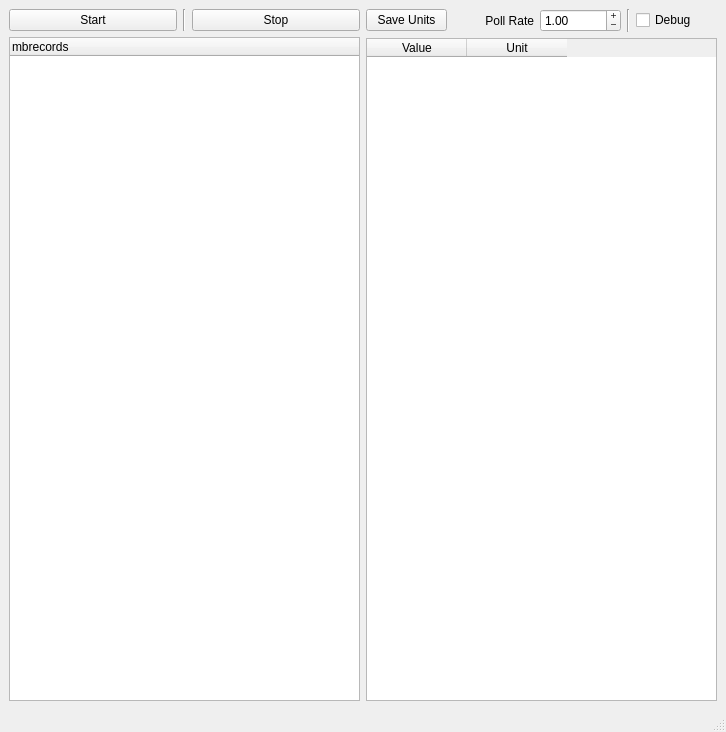
The window that qt Designer files/guidesign_5.ui (adliang/codegen) describes before a commit, drawn with Qt 5.
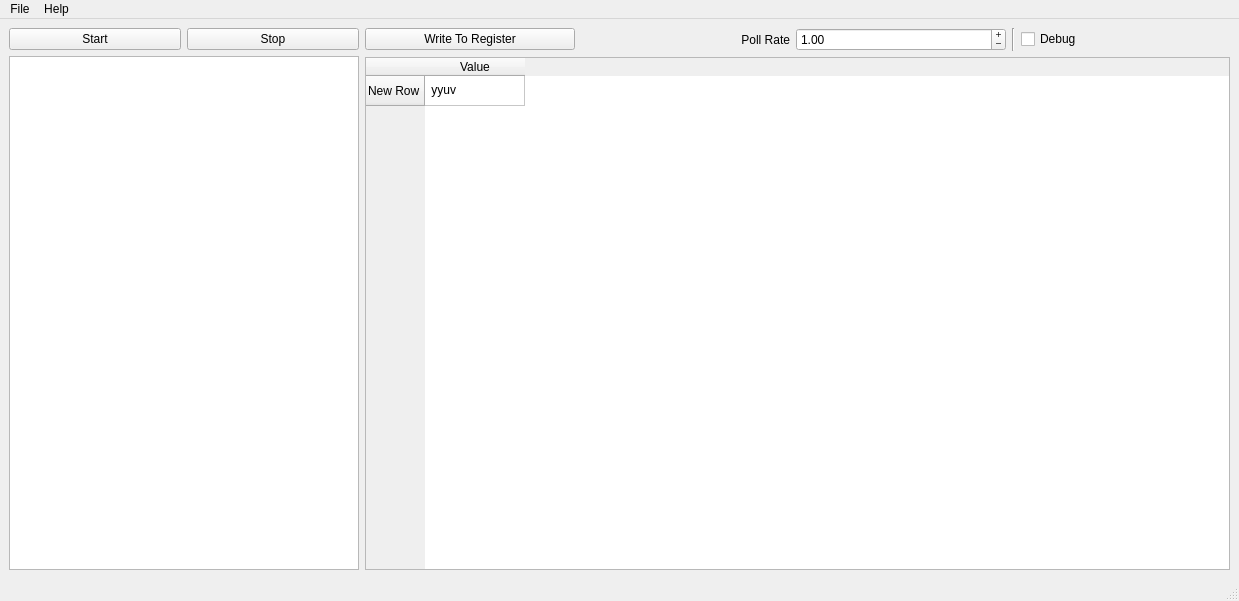
The same window after the commit. Icons and pictures are not drawn.

What changed in the file:
```diff
--- a/qt Designer files/guidesign_5.ui
+++ b/qt Designer files/guidesign_5.ui
@@ -6,8 +6,8 @@
    <rect>
     <x>0</x>
     <y>0</y>
-    <width>726</width>
-    <height>732</height>
+    <width>1239</width>
+    <height>601</height>
    </rect>
   </property>
   <property name="windowTitle">
@@ -30,13 +30,6 @@
           </property>
          </widget>
         </item>
-        <item>
-         <widget class="Line" name="line_3">
-          <property name="orientation">
-           <enum>Qt::Vertical</enum>
-          </property>
-         </widget>
-        </item>
         <item>
          <widget class="QPushButton" name="btnStop">
           <property name="text">
@@ -48,11 +41,30 @@
       </item>
       <item>
        <widget class="QTreeWidget" name="treeWidget">
-        <column>
-         <property name="text">
-          <string>mbrecords</string>
-         </property>
-        </column>
+        <property name="maximumSize">
+         <size>
+          <width>350</width>
+          <height>16777215</height>
+         </size>
+        </property>
+        <property name="rootIsDecorated">
+         <bool>true</bool>
+        </property>
+        <property name="uniformRowHeights">
+         <bool>false</bool>
+        </property>
+        <property name="itemsExpandable">
+         <bool>true</bool>
+        </property>
+        <property name="animated">
+         <bool>true</bool>
+        </property>
+        <property name="headerHidden">
+         <bool>true</bool>
+        </property>
+        <attribute name="headerVisible">
+         <bool>false</bool>
+        </attribute>
        </widget>
       </item>
      </layout>
@@ -64,7 +76,7 @@
         <item>
          <widget class="QPushButton" name="btnSave">
           <property name="text">
-           <string>Save Units</string>
+           <string>Write To Register</string>
           </property>
          </widget>
         </item>
@@ -109,6 +121,12 @@
       </item>
       <item>
        <widget class="QTableWidget" name="tableWidget">
+        <property name="gridStyle">
+         <enum>Qt::SolidLine</enum>
+        </property>
+        <property name="cornerButtonEnabled">
+         <bool>false</bool>
+        </property>
         <attribute name="horizontalHeaderVisible">
          <bool>true</bool>
         </attribute>
@@ -130,16 +148,24 @@
         <attribute name="verticalHeaderStretchLastSection">
          <bool>false</bool>
         </attribute>
+        <row>
+         <property name="text">
+          <string>New Row</string>
+         </property>
+        </row>
         <column>
          <property name="text">
           <string>Value</string>
          </property>
         </column>
-        <column>
+        <item row="0" column="0">
          <property name="text">
-          <string>Unit</string>
+          <string> yyuv</string>
          </property>
-        </column>
+         <property name="flags">
+          <set>ItemIsSelectable|ItemIsDragEnabled|ItemIsUserCheckable|ItemIsEnabled|ItemIsTristate</set>
+         </property>
+        </item>
        </widget>
       </item>
      </layout>
@@ -147,6 +173,41 @@
    </layout>
   </widget>
   <widget class="QStatusBar" name="statusBar"/>
+  <widget class="QMenuBar" name="menuBar">
+   <property name="geometry">
+    <rect>
+     <x>0</x>
+     <y>0</y>
+     <width>1239</width>
+     <height>21</height>
+    </rect>
+   </property>
+   <widget class="QMenu" name="menuFile">
+    <property name="title">
+     <string>File</string>
+    </property>
+    <addaction name="actionSetup"/>
+    <addaction name="separator"/>
+    <addaction name="actionQuit"/>
+   </widget>
+   <widget class="QMenu" name="menuHelp">
+    <property name="title">
+     <string>Help</string>
+    </property>
+   </widget>
+   <addaction name="menuFile"/>
+   <addaction name="menuHelp"/>
+  </widget>
+  <action name="actionSetup">
+   <property name="text">
+    <string>Setup</string>
+   </property>
+  </action>
+  <action name="actionQuit">
+   <property name="text">
+    <string>Quit</string>
+   </property>
+  </action>
  </widget>
  <resources/>
  <connections/>
```
Left out of the diff: 2 changed lines with no effect on the pictures.
